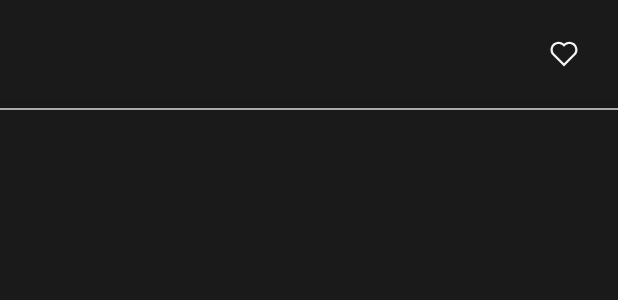
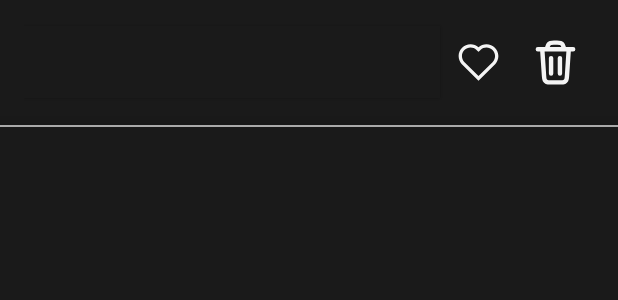
Before and after one commit to Stefan1627/NBA2K-RandTeamGenerator, an Android app built with Jetpack Compose: the layout item_string.xml on its own in the app's theme, with its tools: preview values and no code run, on a phone screen of 412 x 824 dp. Shown: the top 300 px of the screen. Run offline under Robolectric (Android 15) with nearby library versions, the phone set to English and light mode, and no system bars.

Commit message:
MatchHistory.kt: added delete button

```diff
--- a/app/src/main/java/com/example/nba_team_rand_gen/MatchHistory.kt
+++ b/app/src/main/java/com/example/nba_team_rand_gen/MatchHistory.kt
@@ -73,9 +73,12 @@ class MatchHistory : AppCompatActivity() {
             supportActionBar?.setBackgroundDrawable(drawable)
         }
 
-        adapter = StringListAdapter(data, favorites) { pos ->
-            toggleFavorite(pos)
-        }
+        adapter = StringListAdapter(
+            items           = data,
+            favorites       = favorites,
+            onFavoriteClick = { pos -> toggleFavorite(pos) },
+            onTrashClick   = { pos -> deleteMatch(pos) }
+        )
 
         recyclerView = findViewById<RecyclerView>(R.id.recyclerView).apply {
             layoutManager = LinearLayoutManager(this@MatchHistory)
@@ -197,4 +200,8 @@ class MatchHistory : AppCompatActivity() {
                 ).show()
             }
     }
+
+    private fun deleteMatch(position: Int) {
+        Toast.makeText(this, "Coming soon...", Toast.LENGTH_SHORT).show()
+    }
 }
--- a/app/src/main/java/com/example/nba_team_rand_gen/StringListAdapter.kt
+++ b/app/src/main/java/com/example/nba_team_rand_gen/StringListAdapter.kt
@@ -3,24 +3,29 @@ package com.example.nba_team_rand_gen
 import android.view.LayoutInflater
 import android.view.View
 import android.view.ViewGroup
+import android.widget.Button
 import android.widget.ImageButton
-import android.widget.TextView
 import androidx.recyclerview.widget.RecyclerView
 
 class StringListAdapter(
     private val items: List<String>,
     private val favorites: MutableSet<Int>,
-    private val onFavoriteClick: (position: Int) -> Unit
+    private val onFavoriteClick: (position: Int) -> Unit,
+    private val onTrashClick: (position: Int) -> Unit
 ) : RecyclerView.Adapter<StringListAdapter.ViewHolder>() {
 
     inner class ViewHolder(view: View) : RecyclerView.ViewHolder(view) {
-        val tvString: TextView       = view.findViewById(R.id.tvString)
+        val tvString: Button       = view.findViewById(R.id.tvBtn)
         val btnFavorite: ImageButton = view.findViewById(R.id.btnFavorite)
+        val btnTrash: ImageButton = view.findViewById(R.id.btnDelete)
         val divider: View            = view.findViewById(R.id.divider)
 
         init {
             btnFavorite.setOnClickListener {
                 onFavoriteClick(adapterPosition)
+            }
+            btnTrash.setOnClickListener {
+                onTrashClick(adapterPosition)
             }
         }
     }
--- a/app/src/main/res/drawable/favorite_svg.xml
+++ b/app/src/main/res/drawable/favorite_svg.xml
@@ -1,6 +1,6 @@
 <vector xmlns:android="http://schemas.android.com/apk/res/android"
-    android:width="24dp"
-    android:height="24dp"
+    android:width="35dp"
+    android:height="35dp"
     android:viewportWidth="24"
     android:viewportHeight="24">
   <path
--- /dev/null
+++ b/app/src/main/res/drawable/trash_svg.xml
@@ -0,0 +1,13 @@
+<vector xmlns:android="http://schemas.android.com/apk/res/android"
+    android:width="35dp"
+    android:height="35dp"
+    android:viewportWidth="24"
+    android:viewportHeight="24">
+  <path
+      android:pathData="M18,6L17.199,18.013C17.129,19.065 17.094,19.591 16.867,19.99C16.667,20.341 16.365,20.624 16.001,20.8C15.588,21 15.061,21 14.006,21H9.994C8.939,21 8.412,21 7.999,20.8C7.635,20.624 7.333,20.341 7.133,19.99C6.906,19.591 6.871,19.065 6.801,18.013L6,6M4,6H20M16,6L15.729,5.188C15.467,4.401 15.336,4.008 15.093,3.717C14.878,3.46 14.602,3.261 14.29,3.139C13.938,3 13.523,3 12.694,3H11.306C10.477,3 10.062,3 9.71,3.139C9.398,3.261 9.122,3.46 8.907,3.717C8.664,4.008 8.533,4.401 8.271,5.188L8,6M14,10V17M10,10V17"
+      android:strokeLineJoin="round"
+      android:strokeWidth="2"
+      android:fillColor="#00000000"
+      android:strokeColor="#000000"
+      android:strokeLineCap="round"/>
+</vector>
--- a/app/src/main/res/layout/item_string.xml
+++ b/app/src/main/res/layout/item_string.xml
@@ -13,13 +13,17 @@
         android:padding="16dp"
         android:gravity="center_vertical">
 
-        <TextView
-            android:id="@+id/tvString"
+        <Button
+            android:id="@+id/tvBtn"
             android:layout_width="0dp"
             android:layout_height="wrap_content"
             android:layout_weight="1"
-            android:textSize="16sp"
-            android:textColor="@android:color/black" />
+            android:textSize="20sp"
+            android:textAlignment="textStart"
+            android:text=""
+            android:background="@color/splash_color"
+            android:textColor="@android:color/white"
+            android:textAllCaps="false"/>
 
         <ImageButton
             android:id="@+id/btnFavorite"
@@ -27,6 +31,19 @@
             android:layout_height="wrap_content"
             android:focusable="true"
             android:src="@drawable/favorite_svg"
+            app:tint="@color/heart_tint"
+            android:background="?attr/selectableItemBackgroundBorderless"
+            android:tintMode="src_in"
+            android:padding="8dp"
+            android:clickable="true"
+            android:contentDescription="@string/delete_from_history"/>
+
+        <ImageButton
+            android:id="@+id/btnDelete"
+            android:layout_width="wrap_content"
+            android:layout_height="wrap_content"
+            android:focusable="true"
+            android:src="@drawable/trash_svg"
             app:tint="@color/heart_tint"
             android:background="?attr/selectableItemBackgroundBorderless"
             android:tintMode="src_in"
```
